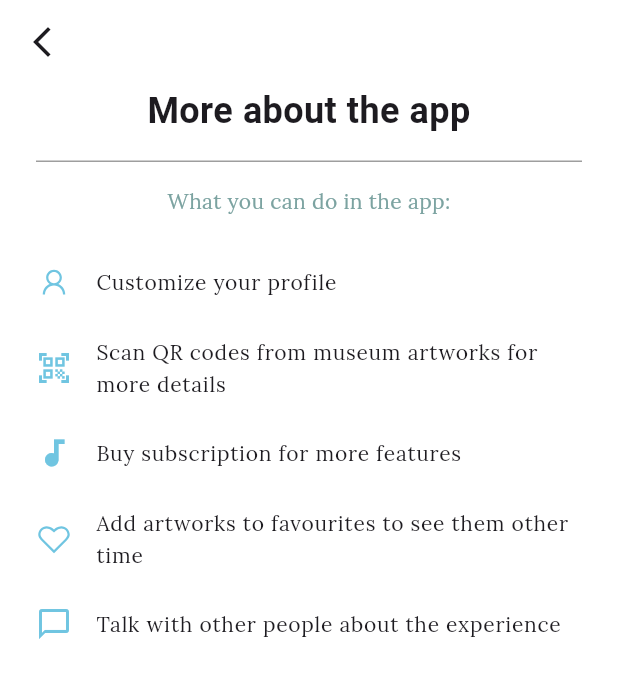
After one commit to LaviniaSurubariu/smart_museum, a Flutter app: the UserInfoPage screen opened by its route, on a phone screen of 412 x 824 dp. The commit adds this screen. Shown: the top 678 px of the screen. Run offline on Flutter 3.47's test engine with Material 3 defaults, Android fonts, the light colour scheme and no system bars; our stand-ins replace audioplayers, cloud_firestore, file_picker, firebase_auth, firebase_core, firebase_storage and 10 more; missing offline and left inert: mobile_scanner, open_mail_app, redux_epics; accounts and stored records are empty.

Commit message:
add info page for user

```diff
--- a/lib/main.dart
+++ b/lib/main.dart
@@ -8,6 +8,7 @@ import 'package:redux/redux.dart';
 import 'package:redux_epics/redux_epics.dart';
 import 'package:smart_museum/presentation/admin_pages/admin_info_page.dart';
 import 'package:smart_museum/presentation/user_pages/app_feedback_page.dart';
+import 'package:smart_museum/presentation/user_pages/user_info_page.dart';
 
 import 'api/app_api.dart';
 import 'epics/app_epics.dart';
@@ -105,6 +106,7 @@ class MyApp extends StatelessWidget {
           '/artworksByStylePage': (BuildContext context) => const ArtworksByStylePage(),
           '/adminInfoPage': (BuildContext context) => const AdminInfoPage(),
           '/appFeedbackPage': (BuildContext context) => const AppFeedbackPage(),
+          '/userInfoPage': (BuildContext context) => const UserInfoPage(),
         },
       ),
     );
--- a/lib/presentation/user_pages/profile_page.dart
+++ b/lib/presentation/user_pages/profile_page.dart
@@ -126,12 +126,14 @@ class _ProfilePageState extends State<ProfilePage> {
                     icon: Icons.payment,
                     onPress: () {},
                   ),
-                  ProfileMenuWidget(title: 'Aplication Feedback', icon: Icons.feedback_outlined, onPress: () {
+                  ProfileMenuWidget(title: 'Application Feedback', icon: Icons.feedback_outlined, onPress: () {
                     Navigator.pushReplacementNamed(context, '/appFeedbackPage');
                   }),
                   const Divider(),
                   const SizedBox(height: 10),
-                  ProfileMenuWidget(title: 'Info', icon: LineAwesomeIcons.info, onPress: () {}),
+                  ProfileMenuWidget(title: 'Info', icon: LineAwesomeIcons.info, onPress: () {
+                    Navigator.pushReplacementNamed(context, '/userInfoPage');
+                  }),
                   ProfileMenuWidget(
                     title: 'Logout',
                     icon: LineAwesomeIcons.alternate_sign_out,
--- /dev/null
+++ b/lib/presentation/user_pages/user_info_page.dart
@@ -0,0 +1,86 @@
+import 'package:flutter/material.dart';
+import 'package:google_fonts/google_fonts.dart';
+import 'package:line_awesome_flutter/line_awesome_flutter.dart';
+
+class UserInfoPage extends StatefulWidget {
+  const UserInfoPage({super.key});
+
+  @override
+  State<UserInfoPage> createState() => _UserInfoPageState();
+}
+
+class _UserInfoPageState extends State<UserInfoPage> {
+  @override
+  Widget build(BuildContext context) {
+    return Scaffold(
+      appBar: AppBar(
+        leading: IconButton(
+          icon: const Icon(Icons.arrow_back_ios_new),
+          onPressed: () {
+            Navigator.pushReplacementNamed(context, '/profilePage');
+          },
+        ),
+        title: const Text(''),
+      ),
+      body: ListView(
+        children: <Widget>[
+          Padding(
+            padding: const EdgeInsets.only(left: 8.0, right: 8.0),
+            child: Column(
+              crossAxisAlignment: CrossAxisAlignment.start,
+              children: <Widget>[
+                Center(
+                  child: Text(
+                    'More about the app',
+                    style: TextStyle(
+                        fontSize: 24, fontWeight: FontWeight.bold, fontFamily: GoogleFonts.breeSerif().fontFamily),
+                    textAlign: TextAlign.center,
+                  ),
+                ),
+                const SizedBox(height: 16),
+                const Padding(
+                  padding: EdgeInsets.only(left: 16.0, right: 16.0),
+                  child: Divider(
+                    height: 1,
+                    color: Colors.grey,
+                  ),
+                ),
+                const SizedBox(height: 16),
+                const Center(
+                  child: Text(
+                    'What you can do in the app:',
+                    style: TextStyle(
+                      color: Color.fromRGBO(124, 163, 161, 1),
+                    ),
+                    textAlign: TextAlign.center,
+                  ),
+                ),
+                const SizedBox(height: 16),
+                const ListTile(
+                  leading: Icon(LineAwesomeIcons.user, color: Color.fromRGBO(112, 197, 225, 1)),
+                  title: Text('Customize your profile', style: TextStyle(fontSize: 14)),
+                ),
+                const ListTile(
+                  leading: Icon(Icons.qr_code_scanner_outlined, color: Color.fromRGBO(112, 197, 225, 1)),
+                  title: Text('Scan QR codes from museum artworks for more details', style: TextStyle(fontSize: 14)),
+                ),
+                const ListTile(
+                  leading: Icon(Icons.audiotrack, color: Color.fromRGBO(112, 197, 225, 1)),
+                  title: Text('Buy subscription for more features', style: TextStyle(fontSize: 14)),
+                ),
+                const ListTile(
+                  leading: Icon(LineAwesomeIcons.heart_1, color: Color.fromRGBO(112, 197, 225, 1)),
+                  title: Text('Add artworks to favourites to see them other time', style: TextStyle(fontSize: 14)),
+                ),
+                const ListTile(
+                  leading: Icon(Icons.messenger_outline, color: Color.fromRGBO(112, 197, 225, 1)),
+                  title: Text('Talk with other people about the experience', style: TextStyle(fontSize: 14)),
+                ),
+              ],
+            ),
+          ),
+        ],
+      ),
+    );
+  }
+}
```
